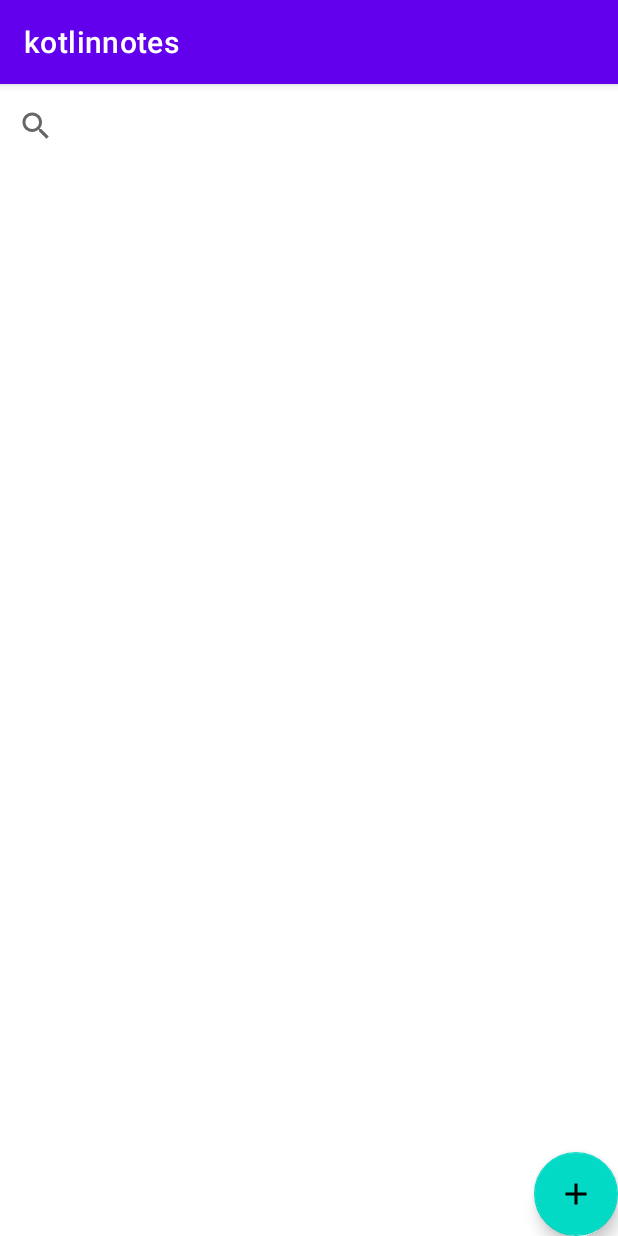
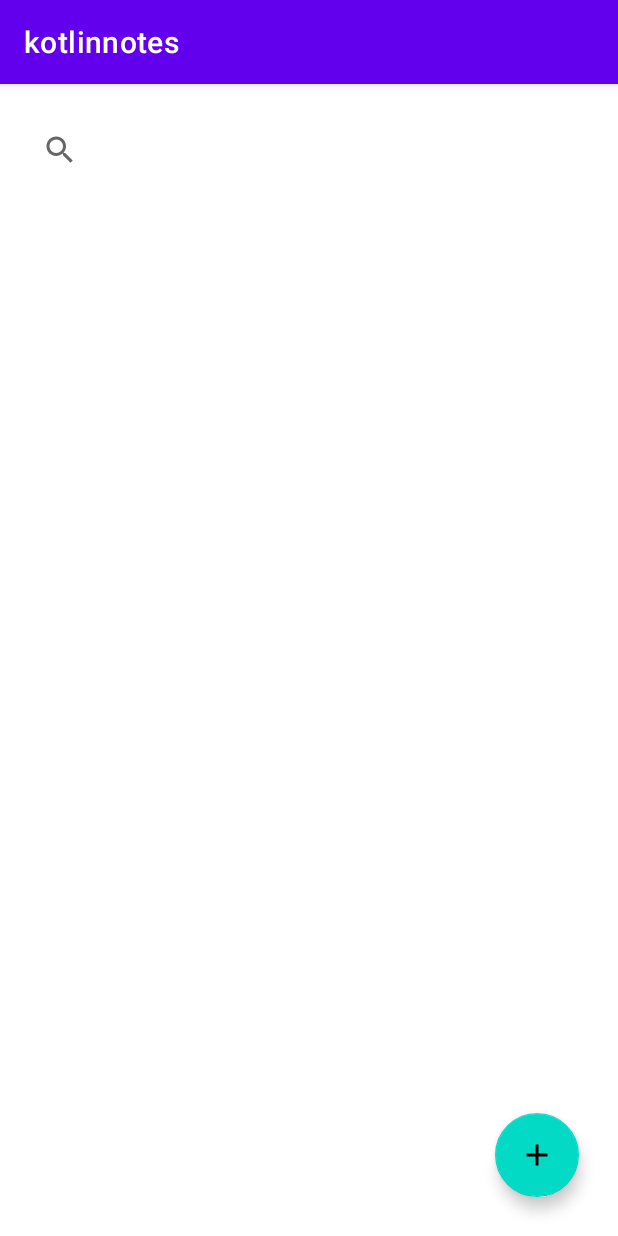
Before and after one commit to hftamayo/kotlinnotes, an Android app: the screen it shows after launch (MainActivity), on a phone screen of 412 x 824 dp. Run offline under Robolectric (Android 15) with nearby library versions, the phone set to English and light mode, and no system bars.

Commit message:
settings specifically for action buttons

```diff
--- a/app/src/main/res/layout/activity_main.xml
+++ b/app/src/main/res/layout/activity_main.xml
@@ -10,10 +10,13 @@
         android:id="@+id/searchView"
         android:layout_width="match_parent"
         android:layout_height="?attr/actionBarSize"
+        android:layout_margin="16dp"
+        android:elevation="8dp"
+        android:iconifiedByDefault="false"
         app:layout_constraintEnd_toEndOf="parent"
         app:layout_constraintStart_toStartOf="parent"
         app:layout_constraintTop_toTopOf="parent"
-        />
+        app:queryHint="Search Notes" />
 
     <androidx.recyclerview.widget.RecyclerView
         android:id="@+id/recycler_view"
@@ -30,6 +33,8 @@
         android:id="@+id/floatingActionButton"
         android:layout_width="wrap_content"
         android:layout_height="wrap_content"
+        android:layout_marginEnd="26dp"
+        android:layout_marginBottom="26dp"
         android:clickable="true"
         app:layout_constraintBottom_toBottomOf="parent"
         app:layout_constraintEnd_toEndOf="parent"
```
